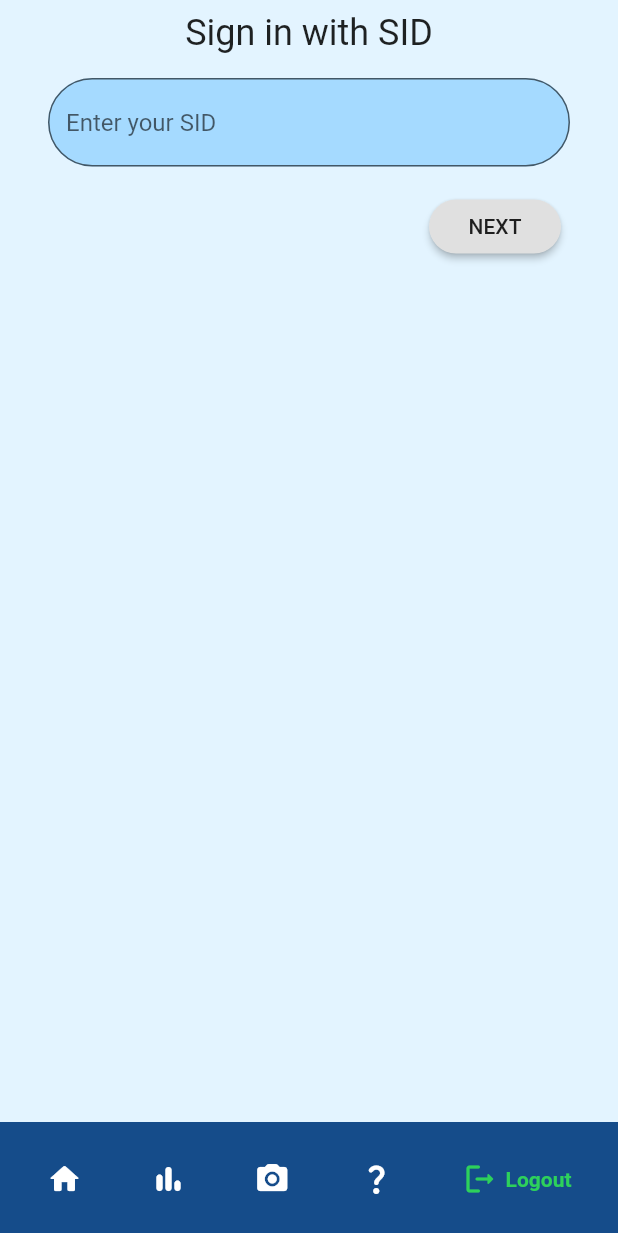
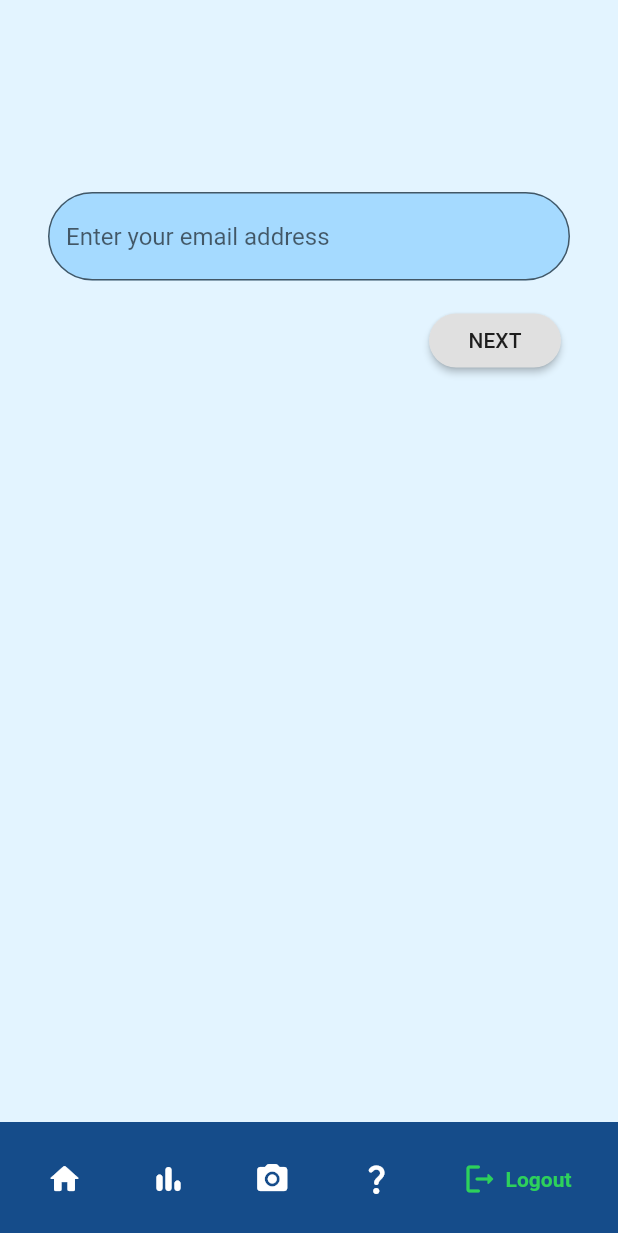
Before and after one commit to SammyOCodes/greengo, a Flutter app: the screen it shows after launch, item 5 of the bottom bar chosen, after a tap on "Sign In", on a phone screen of 412 x 824 dp. Shown: the top 1233 px of the screen. Run offline on Flutter 3.47's test engine with Material 2 defaults, Android fonts, the light colour scheme and no system bars; drawn by our look-alikes of google_nav_bar; our stand-ins replace charts_flutter, firebase_auth, firebase_core, image_picker, percent_indicator; accounts and stored records are empty.

Commit message:
changed sign in and sign out buttons props and location

```diff
--- a/lib/screens/auth_src/authentication.dart
+++ b/lib/screens/auth_src/authentication.dart
@@ -48,17 +48,21 @@ class Authentication extends StatelessWidget {
   Widget build(BuildContext context) {
     switch (loginState) {
       case ApplicationLoginState.loggedOut:
-        return Row(
+        return Column(
           children: [
             Padding(
-              padding: const EdgeInsets.only(left: 24, bottom: 8),
-              child: RaisedButton(
-                shape: RoundedRectangleBorder(
-                    borderRadius: BorderRadius.circular(40)),
+              padding: const EdgeInsets.only(left: 24, bottom: 8, top: 128),
+              child: Container(
+                width: 300,
+                child: OutlinedButton(
+                  style: OutlinedButton.styleFrom(
+                    side: BorderSide(width: 1.0, color: Colors.black),
+                  ),
                   onPressed: () {
                     startLoginFlow();
                   },
                   child: const Text('Sign In'),
+                ),
               ),
             ),
           ],
@@ -95,15 +99,21 @@ class Authentication extends StatelessWidget {
           },
         );
       case ApplicationLoginState.loggedIn:
-        return Row(
+        return Column(
           children: [
             Padding(
-              padding: const EdgeInsets.only(left: 24, bottom: 8),
-              child: StyledButton(
+              padding: const EdgeInsets.fromLTRB(8.0, 128.0, 8.0, 0.0),
+              child: Container(
+                width: 300,
+                child: OutlinedButton(
+                  style: OutlinedButton.styleFrom(
+                    side: BorderSide(width: 1.0, color: Colors.black),
+                  ),
                   onPressed: () {
                     signOut();
                   },
-                child: const Text('LOGOUT'),
+                  child: const Text('Sign Out'),
+                ),
               ),
             ),
           ],
@@ -168,9 +178,8 @@ class _EmailFormState extends State<EmailForm> {
   Widget build(BuildContext context) {
     return Column(
       children: [
-        const Header('Sign in with SID'),
         Padding(
-          padding: const EdgeInsets.all(8.0),
+          padding: const EdgeInsets.fromLTRB(8.0, 128.0, 8.0, 0.0),
           child: Form(
             key: _formKey,
             child: Column(
@@ -186,7 +195,7 @@ class _EmailFormState extends State<EmailForm> {
                       border: OutlineInputBorder(
                         borderRadius: BorderRadius.circular(40.0),
                       ),
-                      hintText: 'Enter your SID',
+                      hintText: 'Enter your email address',
                     ),
                     validator: (value) {
                       if (value!.isEmpty) {
@@ -268,7 +277,7 @@ class _RegisterFormState extends State<RegisterForm> {
                   child: TextFormField(
                     controller: _emailController,
                     decoration: const InputDecoration(
-                      hintText: 'Enter your email',
+                      hintText: 'Enter your email address',
                     ),
                     validator: (value) {
                       if (value!.isEmpty) {
```
Lines whose indentation alone changed are shown as unchanged.
